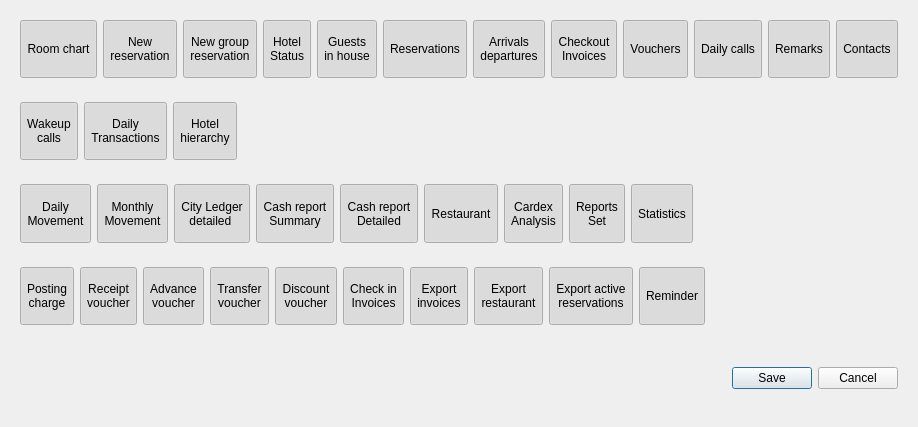
First picture: the form in Resort/dlgwelcomebuttonconfig.ui, repository End1-1/Resort, before the edit.
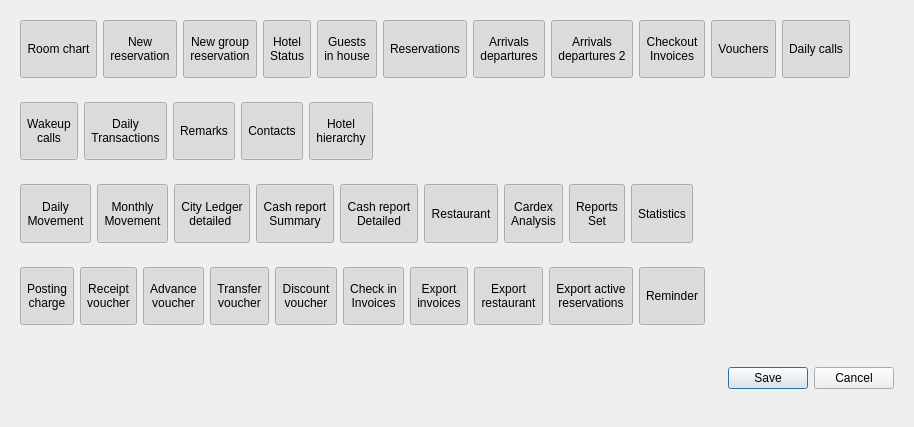
Second picture: the form after the edit. Icons and pictures are not drawn. Custom widgets are drawn as their Qt base class.

```diff
--- a/Resort/dlgwelcomebuttonconfig.ui
+++ b/Resort/dlgwelcomebuttonconfig.ui
@@ -357,6 +357,54 @@
         </property>
        </widget>
       </item>
+      <item>
+       <widget class="EToolbarButton" name="btnArrivalDeparture_2">
+        <property name="minimumSize">
+         <size>
+          <width>0</width>
+          <height>0</height>
+         </size>
+        </property>
+        <property name="maximumSize">
+         <size>
+          <width>555</width>
+          <height>555</height>
+         </size>
+        </property>
+        <property name="focusPolicy">
+         <enum>Qt::NoFocus</enum>
+        </property>
+        <property name="text">
+         <string>Arrivals
+departures 2</string>
+        </property>
+        <property name="icon">
+         <iconset resource="res.qrc">
+          <normaloff>:/images/arrival.png</normaloff>:/images/arrival.png</iconset>
+        </property>
+        <property name="iconSize">
+         <size>
+          <width>32</width>
+          <height>32</height>
+         </size>
+        </property>
+        <property name="checkable">
+         <bool>true</bool>
+        </property>
+        <property name="checked">
+         <bool>true</bool>
+        </property>
+        <property name="toolButtonStyle">
+         <enum>Qt::ToolButtonTextUnderIcon</enum>
+        </property>
+        <property name="autoRaise">
+         <bool>true</bool>
+        </property>
+        <property name="Tag" stdset="0">
+         <string/>
+        </property>
+       </widget>
+      </item>
       <item>
        <widget class="EToolbarButton" name="btnCheckoutInvoices">
         <property name="minimumSize">
@@ -505,103 +553,6 @@
         </property>
        </widget>
       </item>
-      <item>
-       <widget class="EToolbarButton" name="btnRemarks">
-        <property name="minimumSize">
-         <size>
-          <width>0</width>
-          <height>0</height>
-         </size>
-        </property>
-        <property name="maximumSize">
-         <size>
-          <width>555</width>
-          <height>555</height>
-         </size>
-        </property>
-        <property name="focusPolicy">
-         <enum>Qt::NoFocus</enum>
-        </property>
-        <property name="text">
-         <string>Remarks</string>
-        </property>
-        <property name="icon">
-         <iconset resource="res.qrc">
-          <normaloff>:/images/remarks.png</normaloff>:/images/remarks.png</iconset>
-        </property>
-        <property name="iconSize">
-         <size>
-          <width>32</width>
-          <height>32</height>
-         </size>
-        </property>
-        <property name="checkable">
-         <bool>true</bool>
-        </property>
-        <property name="checked">
-         <bool>true</bool>
-        </property>
-        <property name="toolButtonStyle">
-         <enum>Qt::ToolButtonTextUnderIcon</enum>
-        </property>
-        <property name="autoRaise">
-         <bool>true</bool>
-        </property>
-        <property name="arrowType">
-         <enum>Qt::NoArrow</enum>
-        </property>
-        <property name="Tag" stdset="0">
-         <string/>
-        </property>
-       </widget>
-      </item>
-      <item>
-       <widget class="EToolbarButton" name="btnContacts">
-        <property name="minimumSize">
-         <size>
-          <width>0</width>
-          <height>0</height>
-         </size>
-        </property>
-        <property name="maximumSize">
-         <size>
-          <width>555</width>
-          <height>555</height>
-         </size>
-        </property>
-        <property name="focusPolicy">
-         <enum>Qt::NoFocus</enum>
-        </property>
-        <property name="text">
-         <string>Contacts</string>
-        </property>
-        <property name="icon">
-         <iconset resource="res.qrc">
-          <normaloff>:/images/phone-book.png</normaloff>:/images/phone-book.png</iconset>
-        </property>
-        <property name="iconSize">
-         <size>
-          <width>32</width>
-          <height>32</height>
-         </size>
-        </property>
-        <property name="checkable">
-         <bool>true</bool>
-        </property>
-        <property name="checked">
-         <bool>true</bool>
-        </property>
-        <property name="toolButtonStyle">
-         <enum>Qt::ToolButtonTextUnderIcon</enum>
-        </property>
-        <property name="autoRaise">
-         <bool>true</bool>
-        </property>
-        <property name="Tag" stdset="0">
-         <string/>
-        </property>
-       </widget>
-      </item>
       <item>
        <spacer name="horizontalSpacer_4">
         <property name="orientation">
@@ -723,6 +674,103 @@
         </property>
        </widget>
       </item>
+      <item>
+       <widget class="EToolbarButton" name="btnRemarks">
+        <property name="minimumSize">
+         <size>
+          <width>0</width>
+          <height>0</height>
+         </size>
+        </property>
+        <property name="maximumSize">
+         <size>
+          <width>555</width>
+          <height>555</height>
+         </size>
+        </property>
+        <property name="focusPolicy">
+         <enum>Qt::NoFocus</enum>
+        </property>
+        <property name="text">
+         <string>Remarks</string>
+        </property>
+        <property name="icon">
+         <iconset resource="res.qrc">
+          <normaloff>:/images/remarks.png</normaloff>:/images/remarks.png</iconset>
+        </property>
+        <property name="iconSize">
+         <size>
+          <width>32</width>
+          <height>32</height>
+         </size>
+        </property>
+        <property name="checkable">
+         <bool>true</bool>
+        </property>
+        <property name="checked">
+         <bool>true</bool>
+        </property>
+        <property name="toolButtonStyle">
+         <enum>Qt::ToolButtonTextUnderIcon</enum>
+        </property>
+        <property name="autoRaise">
+         <bool>true</bool>
+        </property>
+        <property name="arrowType">
+         <enum>Qt::NoArrow</enum>
+        </property>
+        <property name="Tag" stdset="0">
+         <string/>
+        </property>
+       </widget>
+      </item>
+      <item>
+       <widget class="EToolbarButton" name="btnContacts">
+        <property name="minimumSize">
+         <size>
+          <width>0</width>
+          <height>0</height>
+         </size>
+        </property>
+        <property name="maximumSize">
+         <size>
+          <width>555</width>
+          <height>555</height>
+         </size>
+        </property>
+        <property name="focusPolicy">
+         <enum>Qt::NoFocus</enum>
+        </property>
+        <property name="text">
+         <string>Contacts</string>
+        </property>
+        <property name="icon">
+         <iconset resource="res.qrc">
+          <normaloff>:/images/phone-book.png</normaloff>:/images/phone-book.png</iconset>
+        </property>
+        <property name="iconSize">
+         <size>
+          <width>32</width>
+          <height>32</height>
+         </size>
+        </property>
+        <property name="checkable">
+         <bool>true</bool>
+        </property>
+        <property name="checked">
+         <bool>true</bool>
+        </property>
+        <property name="toolButtonStyle">
+         <enum>Qt::ToolButtonTextUnderIcon</enum>
+        </property>
+        <property name="autoRaise">
+         <bool>true</bool>
+        </property>
+        <property name="Tag" stdset="0">
+         <string/>
+        </property>
+       </widget>
+      </item>
       <item>
        <widget class="EToolbarButton" name="btnHotelHierarchy">
         <property name="minimumSize">
```
Left out of the diff: 1 changed line with no effect on the pictures.
